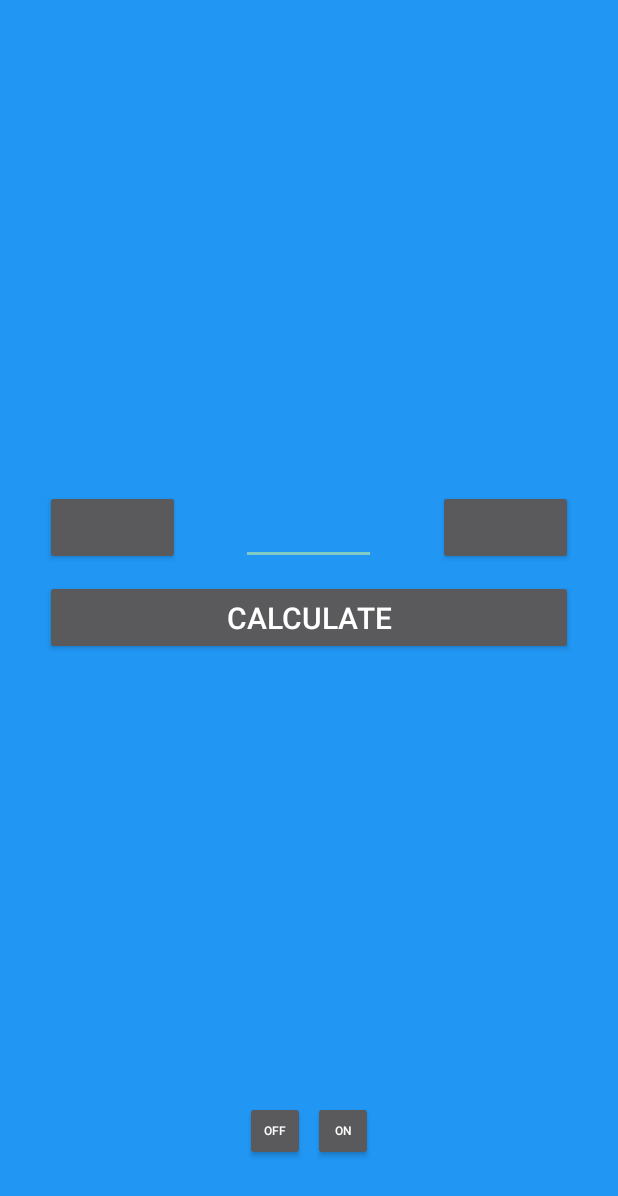
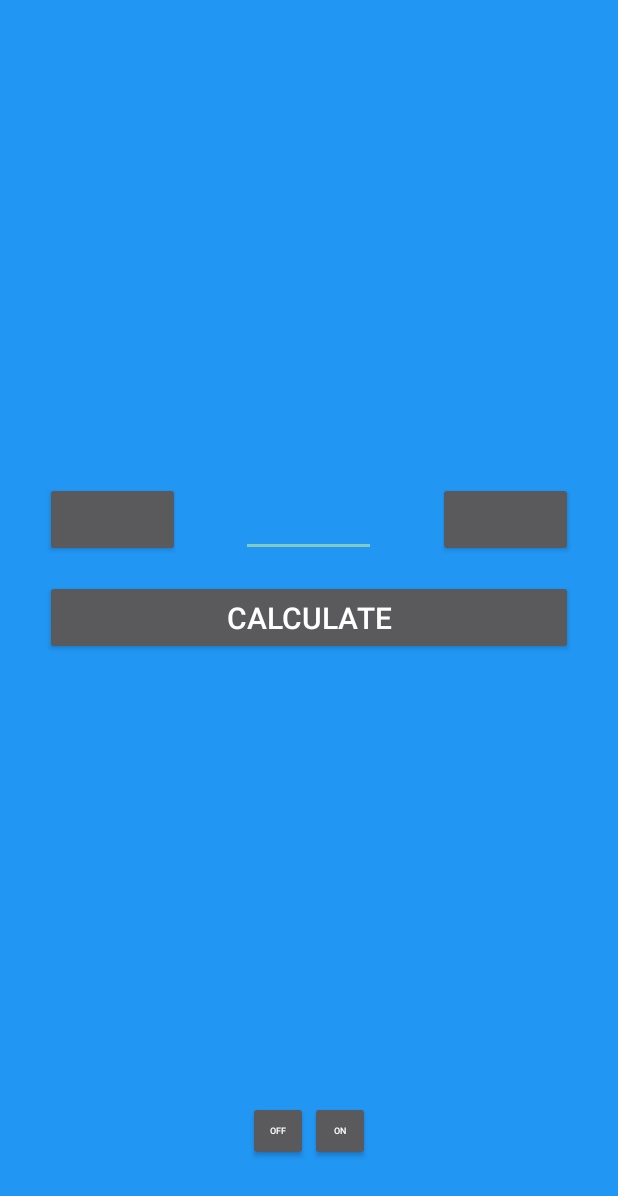
Before and after one commit to VolodymyrMitso/Homework_4, an Android app: the screen it shows after launch (MainActivity), after a tap on "CALCULATE", on a phone screen of 412 x 824 dp. Shown: the top 1196 px of the screen. Run offline under Robolectric (Android 15) with nearby library versions, the phone set to English and light mode, and no system bars.

Commit message:
almost done, without switch

```diff
--- a/app/src/main/AndroidManifest.xml
+++ b/app/src/main/AndroidManifest.xml
@@ -4,7 +4,7 @@
     <application
         android:allowBackup="true"
         android:icon="@mipmap/ic_launcher"
-        android:label="@string/app_name"
+        android:label="@string/s_appName"
         android:supportsRtl="true"
         android:theme="@style/thm_LightTheme">
 
--- a/app/src/main/java/mitso/v/homework_4/Constants.java
+++ b/app/src/main/java/mitso/v/homework_4/Constants.java
@@ -2,56 +2,51 @@ package mitso.v.homework_4;
 
 public final class Constants {
 
-    public static final int REQUEST_MAIN_ACTIVITY = 777;
     public static final int REQUEST_FIRST_ACTIVITY = 888;
     public static final int REQUEST_SECOND_ACTIVITY = 999;
-
 
 
     public static final String BUNDLE_FIRST_NUMBER = "first number";
     public static final String BUNDLE_SECOND_NUMBER = "second number";
 
 
-
     public static final String WARNING_FIRST_EMPTY = "there is no first number:\n".toUpperCase() +
-            "- press first button to enter first number";
+            "- press left button to enter first number";
 
     public static final String WARNING_FIRST_INCORRECT_INPUT = "incorrect input - first number:\n".toUpperCase() +
             "- use only these symbols: [1234567890.]\n" +
-            "- press first button to enter first number\n";
+            "- press left button to enter first number";
 
     public static final String WARNING_FIRST_TOO_LONG = "first number is too long:\n".toUpperCase() +
             "- use numbers from [0] to [9.9] , step [0.1]\n" +
-            "- press first button to enter first number";
+            "- press left button to enter first number";
 
 
 
     public static final String WARNING_SECOND_EMPTY = "there is no second number:\n".toUpperCase() +
-            "- press second button to enter second number";
+            "- press right button to enter second number";
 
     public static final String WARNING_SECOND_INCORRECT_INPUT = "incorrect input - second number:\n".toUpperCase() +
             "- use only these symbols: [1234567890.]\n" +
-            "- press second button to enter second number\n";
+            "- press right button to enter second number";
 
     public static final String WARNING_SECOND_TOO_LONG = "second number is too long:\n".toUpperCase() +
             "- use numbers from [0] to [9.9] , step [0.1]\n" +
-            "- press second button to enter second number";
+            "- press right button to enter second number";
 
 
 
     public static final String WARNING_BOTH_EMPTY = "there are no numbers:\n".toUpperCase() +
-            "- press first button to enter first number\n" +
-            "- press second button to enter second number";
+            "- press left button to enter first number\n" +
+            "- press right button to enter second number";
 
 
 
     public static final String WARNING_SIGN_EMPTY = "there is no sign:\n".toUpperCase() +
             "- enter sign between two numbers";
 
-    public static final String WARNING_SIGN_INCORRECT_INPUT = "incorrect input sign:\n".toUpperCase() +
+    public static final String WARNING_SIGN_INCORRECT_INPUT = "incorrect input - sign:\n".toUpperCase() +
             "- use one of these symbols:\n" +
             "[+] or [-] or [*] or [/]\n" +
             "- enter sign between two numbers";
-
-
 }
--- a/app/src/main/java/mitso/v/homework_4/FirstActivity.java
+++ b/app/src/main/java/mitso/v/homework_4/FirstActivity.java
@@ -8,7 +8,7 @@ import android.widget.EditText;
 
 public class FirstActivity extends Activity implements View.OnClickListener {
 
-    private EditText mFirstNumber;
+    private EditText editText_firstNumber;
 
     @Override
     protected void onCreate(Bundle savedInstanceState) {
@@ -17,13 +17,13 @@ public class FirstActivity extends Activity implements View.OnClickListener {
         setContentView(R.layout.first);
 
         findViewById(R.id.btn_OK_FA).setOnClickListener(this);
-        mFirstNumber = (EditText) findViewById(R.id.et_InputField_FA);
+        editText_firstNumber = (EditText) findViewById(R.id.et_InputField_FA);
     }
 
     @Override
     public void onClick(View v) {
         Intent intent = new Intent(this, MainActivity.class);
-        if (FirstSupport.check(mFirstNumber, this)) {
+        if (FirstSupport.check(editText_firstNumber, this)) {
             intent.putExtra(Constants.BUNDLE_FIRST_NUMBER, FirstSupport.returnString());
             setResult(RESULT_OK, intent);
         } else {
--- a/app/src/main/java/mitso/v/homework_4/FirstSupport.java
+++ b/app/src/main/java/mitso/v/homework_4/FirstSupport.java
@@ -40,8 +40,8 @@ public class FirstSupport {
     }
 
     private static void showToast(String warning) {
-        Toast toast = Toast.makeText(context, warning, Toast.LENGTH_SHORT);
-        toast.setGravity(Gravity.CENTER,0,-500);
+        Toast toast = Toast.makeText(context, warning, Toast.LENGTH_LONG);
+        toast.setGravity(Gravity.LEFT,0,-500);
         toast.show();
     }
 
--- a/app/src/main/java/mitso/v/homework_4/MainActivity.java
+++ b/app/src/main/java/mitso/v/homework_4/MainActivity.java
@@ -3,24 +3,24 @@ package mitso.v.homework_4;
 import android.app.Activity;
 import android.content.Intent;
 import android.os.Bundle;
-import android.view.Gravity;
 import android.view.View;
 import android.widget.Button;
 import android.widget.EditText;
 import android.widget.TextView;
-import android.widget.Toast;
 
 public class MainActivity extends Activity implements View.OnClickListener {
 
-    public static Button firstButton;
-    public static Button secondButton;
-    public static String firstNumberString = "";
-    public static String secondNumberString = "";
+    public static Button button_first;
+    public static String string_firstNumber = "";
 
-    public static EditText signEditText;
-    public static TextView resultView;
-    public static String signString = "";
-    public static String resultString = "";
+    public static Button button_second;
+    public static String string_secondNumber = "";
+
+    public static EditText editText_sign;
+    public static String string_sign = "";
+
+    public static TextView textView_result;
+    public static String string_result = "";
 
     @Override
     protected void onCreate(Bundle savedInstanceState) {
@@ -28,15 +28,15 @@ public class MainActivity extends Activity implements View.OnClickListener {
         ThemesUtils.onActivityCreateSetTheme(this);
         setContentView(R.layout.main);
 
-        firstButton = (Button) findViewById(R.id.btn_FirstButton_MA);
-        firstButton.setOnClickListener(this);
-        secondButton = (Button) findViewById(R.id.btn_SecondButton_MA);
-        secondButton.setOnClickListener(this);
+        button_first = (Button) findViewById(R.id.btn_FirstButton_MA);
+        button_first.setOnClickListener(this);
+        button_second = (Button) findViewById(R.id.btn_SecondButton_MA);
+        button_second.setOnClickListener(this);
 
         findViewById(R.id.btn_Calculate_MA).setOnClickListener(this);
 
-        resultView = (TextView) findViewById(R.id.tv_Result_MA);
-        signEditText = (EditText) findViewById(R.id.et_Sign_MA);
+        textView_result = (TextView) findViewById(R.id.tv_Result_MA);
+        editText_sign = (EditText) findViewById(R.id.et_Sign_MA);
 
         findViewById(R.id.btn_LightTheme_MA).setOnClickListener(this);
         findViewById(R.id.btn_DarkTheme_MA).setOnClickListener(this);
@@ -54,7 +54,7 @@ public class MainActivity extends Activity implements View.OnClickListener {
                 openSecondActivity();
                 break;
             case R.id.btn_Calculate_MA:
-                MainSupport.calculate(firstNumberString, secondNumberString, this);
+                MainSupport.calculate(string_firstNumber, string_secondNumber, this);
                 break;
             case R.id.btn_LightTheme_MA:
                 ThemesUtils.changeToTheme(this, ThemesUtils.THEME_LIGHT);
@@ -81,18 +81,12 @@ public class MainActivity extends Activity implements View.OnClickListener {
         if (resultCode == RESULT_OK) {
             switch (requestCode) {
                 case Constants.REQUEST_FIRST_ACTIVITY:
-                    firstNumberString = data.getStringExtra(Constants.BUNDLE_FIRST_NUMBER);
-                    firstButton.setText(firstNumberString);
-                    Toast toast1 = Toast.makeText(this, firstNumberString, Toast.LENGTH_SHORT);
-                    toast1.setGravity(Gravity.CENTER,0,-500);
-                    toast1.show();
+                    string_firstNumber = data.getStringExtra(Constants.BUNDLE_FIRST_NUMBER);
+                    button_first.setText(string_firstNumber);
                     break;
                 case Constants.REQUEST_SECOND_ACTIVITY:
-                    secondNumberString = data.getStringExtra(Constants.BUNDLE_SECOND_NUMBER);
-                    secondButton.setText(secondNumberString);
-                    Toast toast2 = Toast.makeText(this, secondNumberString, Toast.LENGTH_SHORT);
-                    toast2.setGravity(Gravity.CENTER,0,-500);
-                    toast2.show();
+                    string_secondNumber = data.getStringExtra(Constants.BUNDLE_SECOND_NUMBER);
+                    button_second.setText(string_secondNumber);
                     break;
             }
         }
--- a/app/src/main/java/mitso/v/homework_4/SecondActivity.java
+++ b/app/src/main/java/mitso/v/homework_4/SecondActivity.java
@@ -8,7 +8,7 @@ import android.widget.EditText;
 
 public class SecondActivity extends Activity implements View.OnClickListener {
 
-    private EditText mSecondNumber;
+    private EditText editText_secondNumber;
 
     @Override
     protected void onCreate(Bundle savedInstanceState) {
@@ -17,13 +17,13 @@ public class SecondActivity extends Activity implements View.OnClickListener {
         setContentView(R.layout.second);
 
         findViewById(R.id.btn_OK_SA).setOnClickListener(this);
-        mSecondNumber = (EditText) findViewById(R.id.et_InputField_SA);
+        editText_secondNumber = (EditText) findViewById(R.id.et_InputField_SA);
     }
 
     @Override
     public void onClick(View v) {
         Intent intent = new Intent(this, MainActivity.class);
-        if (SecondSupport.check(mSecondNumber, this)) {
+        if (SecondSupport.check(editText_secondNumber, this)) {
             intent.putExtra(Constants.BUNDLE_SECOND_NUMBER, SecondSupport.returnString());
             setResult(RESULT_OK, intent);
         } else {
--- a/app/src/main/java/mitso/v/homework_4/SecondSupport.java
+++ b/app/src/main/java/mitso/v/homework_4/SecondSupport.java
@@ -40,8 +40,8 @@ public class SecondSupport {
     }
 
     private static void showToast(String warning) {
-        Toast toast = Toast.makeText(context, warning, Toast.LENGTH_SHORT);
-        toast.setGravity(Gravity.CENTER,0,-500);
+        Toast toast = Toast.makeText(context, warning, Toast.LENGTH_LONG);
+        toast.setGravity(Gravity.RIGHT,0,-500);
         toast.show();
     }
 
--- a/app/src/main/java/mitso/v/homework_4/ThemesUtils.java
+++ b/app/src/main/java/mitso/v/homework_4/ThemesUtils.java
@@ -5,20 +5,19 @@ import android.content.Intent;
 
 public class ThemesUtils {
 
-    private static int sTheme;
+    private static int theme_index;
 
     public final static int THEME_LIGHT = 1;
     public final static int THEME_DARK = 2;
 
     public static void changeToTheme(Activity activity, int theme) {
-        sTheme = theme;
+        theme_index = theme;
         activity.finish();
         activity.startActivity(new Intent(activity, activity.getClass()));
     }
 
     public static void onActivityCreateSetTheme(Activity activity) {
-
-        switch (sTheme) {
+        switch (theme_index) {
             case THEME_LIGHT:
                 activity.setTheme(R.style.thm_LightTheme);
                 break;
@@ -29,9 +28,9 @@ public class ThemesUtils {
     }
 
     public static void initViews() {
-        MainActivity.firstButton.setText(MainActivity.firstNumberString);
-        MainActivity.secondButton.setText(MainActivity.secondNumberString);
-        MainActivity.signEditText.setText(MainActivity.signString);
-        MainActivity.resultView.setText(MainActivity.resultString);
+        MainActivity.button_first.setText(MainActivity.string_firstNumber);
+        MainActivity.button_second.setText(MainActivity.string_secondNumber);
+        MainActivity.editText_sign.setText(MainActivity.string_sign);
+        MainActivity.textView_result.setText(MainActivity.string_result);
     }
 }
--- a/app/src/main/res/layout/main.xml
+++ b/app/src/main/res/layout/main.xml
@@ -1,62 +1,59 @@
 <?xml version="1.0" encoding="utf-8"?>
 <RelativeLayout
     xmlns:android="http://schemas.android.com/apk/res/android"
-    android:layout_width="match_parent"
-    android:layout_height="match_parent"
-    android:paddingLeft="30dp"
-    android:paddingRight="30dp">
+    style="@style/stl_layoutStyle">
 
     <Button
-        style="@style/stl_bigButtonStyle"
+        style="@style/stl_bigStyle"
 
         android:id="@+id/btn_Calculate_MA"
-        android:text="Calculate"
+        android:text="@string/s_calculate"
 
         android:layout_centerVertical="true"
         android:layout_centerHorizontal="true" />
 
     <Button
-        style="@style/stl_littleButtonStyle"
+        style="@style/stl_littleStyle"
 
         android:id="@+id/btn_FirstButton_MA"
 
         android:layout_above="@+id/btn_Calculate_MA"
-        android:layout_marginBottom="10dp"
+        android:layout_marginBottom="@dimen/d_size_15dp"
         android:layout_alignLeft="@id/btn_Calculate_MA"
         android:layout_alignStart="@id/btn_Calculate_MA" />
 
     <EditText
-        style="@style/stl_littleButtonStyle"
+        style="@style/stl_littleStyle"
 
         android:id="@+id/et_Sign_MA"
         android:gravity="center"
 
         android:layout_above="@id/btn_Calculate_MA"
-        android:layout_marginBottom="10dp"
+        android:layout_marginBottom="@dimen/d_size_15dp"
         android:layout_centerHorizontal="true" />
 
     <Button
-        style="@style/stl_littleButtonStyle"
+        style="@style/stl_littleStyle"
 
         android:id="@+id/btn_SecondButton_MA"
 
         android:layout_above="@id/btn_Calculate_MA"
-        android:layout_marginBottom="10dp"
+        android:layout_marginBottom="@dimen/d_size_15dp"
         android:layout_alignRight="@id/btn_Calculate_MA"
         android:layout_alignEnd="@id/btn_Calculate_MA" />
 
     <TextView
-        style="@style/stl_bigButtonStyle"
+        style="@style/stl_bigStyle"
 
         android:id="@+id/tv_Result_MA"
 
         android:layout_below="@+id/btn_Calculate_MA"
-        android:layout_marginTop="10dp"
+        android:layout_marginTop="@dimen/d_size_15dp"
         android:layout_centerHorizontal="true" />
 
     <Space
-        android:layout_width="5dp"
-        android:layout_height="40dp"
+        android:layout_width="@dimen/d_size_1dp"
+        android:layout_height="@dimen/d_size_40dp"
 
         android:id="@+id/v_space_MA"
 
@@ -65,26 +62,20 @@
         android:layout_marginBottom="50dp" />
 
     <Button
-        android:layout_width="40dp"
-        android:layout_height="40dp"
+        style="@style/stl_tinyStyle"
 
         android:id="@+id/btn_DarkTheme_MA"
-        android:text="ON"
-        android:textSize="8sp"
-        android:gravity="center"
+        android:text="@string/s_on"
 
         android:layout_alignTop="@id/v_space_MA"
         android:layout_toRightOf="@id/v_space_MA"
         android:layout_toEndOf="@id/v_space_MA" />
 
     <Button
-        android:layout_width="40dp"
-        android:layout_height="40dp"
+        style="@style/stl_tinyStyle"
 
         android:id="@+id/btn_LightTheme_MA"
-        android:text="OFF"
-        android:textSize="8sp"
-        android:gravity="center"
+        android:text="@string/s_off"
 
         android:layout_alignTop="@id/v_space_MA"
         android:layout_toLeftOf="@id/v_space_MA"
--- /dev/null
+++ b/app/src/main/res/values/dimensions.xml
@@ -0,0 +1,14 @@
+<?xml version="1.0" encoding="utf-8"?>
+<resources>
+    <dimen name="d_size_1dp">1dp</dimen>
+    <dimen name="d_size_10dp">10dp</dimen>
+    <dimen name="d_size_15dp">15dp</dimen>
+    <dimen name="d_size_25dp">25dp</dimen>
+    <dimen name="d_size_30dp">30dp</dimen>
+    <dimen name="d_size_40dp">40dp</dimen>
+    <dimen name="d_size_50dp">50dp</dimen>
+    <dimen name="d_size_90dp">90dp</dimen>
+
+    <dimen name="d_textSize_20sp">20sp</dimen>
+    <dimen name="d_textSize_6dsp">6dp</dimen>
+</resources>
--- a/app/src/main/res/values/strings.xml
+++ b/app/src/main/res/values/strings.xml
@@ -1,3 +1,9 @@
 <resources>
-    <string name="app_name">Homework_4</string>
+    <string name="s_appName">Homework_4</string>
+
+    <string name="s_calculate">Calculate</string>
+    <string name="s_on">ON</string>
+    <string name="s_off">OFF</string>
+
+    <string name="s_ok">OK</string>
 </resources>
--- a/app/src/main/res/values/styles.xml
+++ b/app/src/main/res/values/styles.xml
@@ -8,20 +8,48 @@
         <item name="android:colorBackground">@color/c_colorDark</item>
     </style>
 
-    <style name="stl_littleButtonStyle">
-        <item name="android:layout_width">90dp</item>
-        <item name="android:layout_height">50dp</item>
+
+
+    <style name="stl_layoutStyle">
+        <item name="android:layout_width">match_parent</item>
+        <item name="android:layout_height">match_parent</item>
+
+        <item name="android:paddingLeft">@dimen/d_size_30dp</item>
+        <item name="android:paddingRight">@dimen/d_size_30dp</item>
+    </style>
+
+
+
+    <style name="stl_bigStyle">
+        <item name="android:layout_width">match_parent</item>
+        <item name="android:layout_height">@dimen/d_size_50dp</item>
+
+        <item name="android:gravity">center</item>
+        <item name="android:textSize">@dimen/d_textSize_20sp</item>
+    </style>
+
+    <style name="stl_littleStyle">
+        <item name="android:layout_width">@dimen/d_size_90dp</item>
+        <item name="android:layout_height">@dimen/d_size_50dp</item>
 
         <item name="android:gravity">left|center_vertical</item>
-        <item name="android:textSize">23sp</item>
+        <item name="android:textSize">@dimen/d_textSize_20sp</item>
     </style>
 
-    <style name="stl_bigButtonStyle">
-        <item name="android:layout_width">match_parent</item>
-        <item name="android:layout_height">50dp</item>
+    <style name="stl_tinyStyle">
+        <item name="android:layout_width">@dimen/d_size_40dp</item>
+        <item name="android:layout_height">@dimen/d_size_40dp</item>
 
         <item name="android:gravity">center</item>
-        <item name="android:textSize">20sp</item>
+        <item name="android:textSize">@dimen/d_textSize_6dsp</item>
+    </style>
+
+    <style name="stl_space">
+        <item name="android:layout_width">match_parent</item>
+        <item name="android:layout_height">@dimen/d_size_30dp</item>
+
+        <item name="android:layout_centerVertical">true</item>
+        <item name="android:layout_centerHorizontal">true</item>
     </style>
 
 </resources>
```
Also changed, not shown: app/src/main/java/mitso/v/homework_4/MainSupport.java (+16 -10 lines), app/src/main/res/layout/first.xml (+6 -14 lines), app/src/main/res/layout/second.xml (+6 -14 lines).
